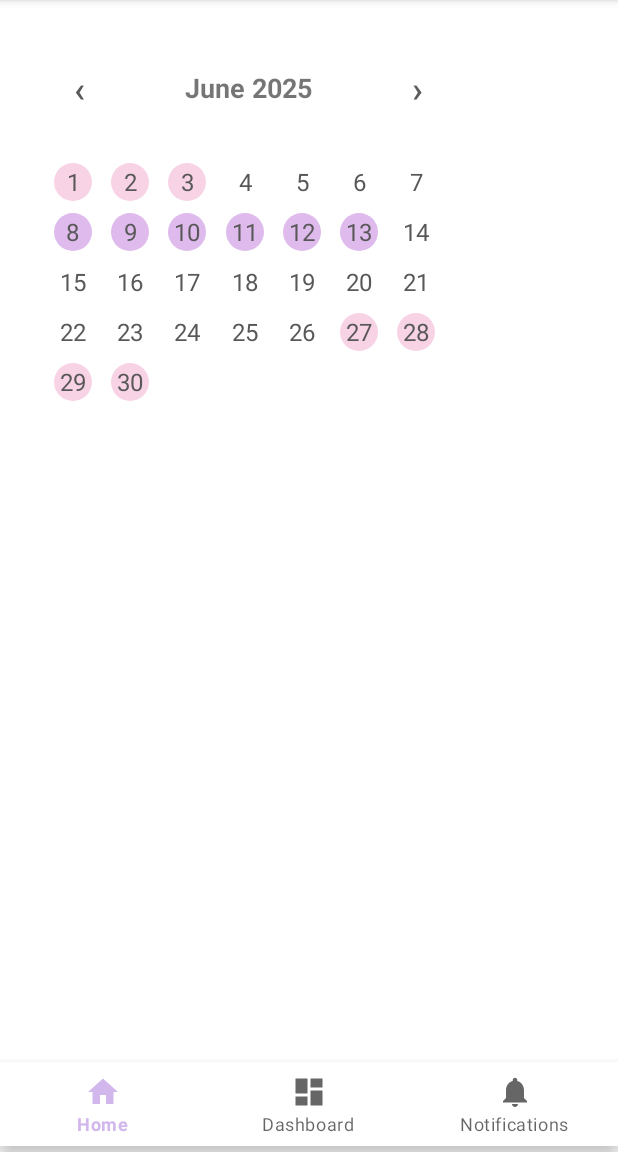
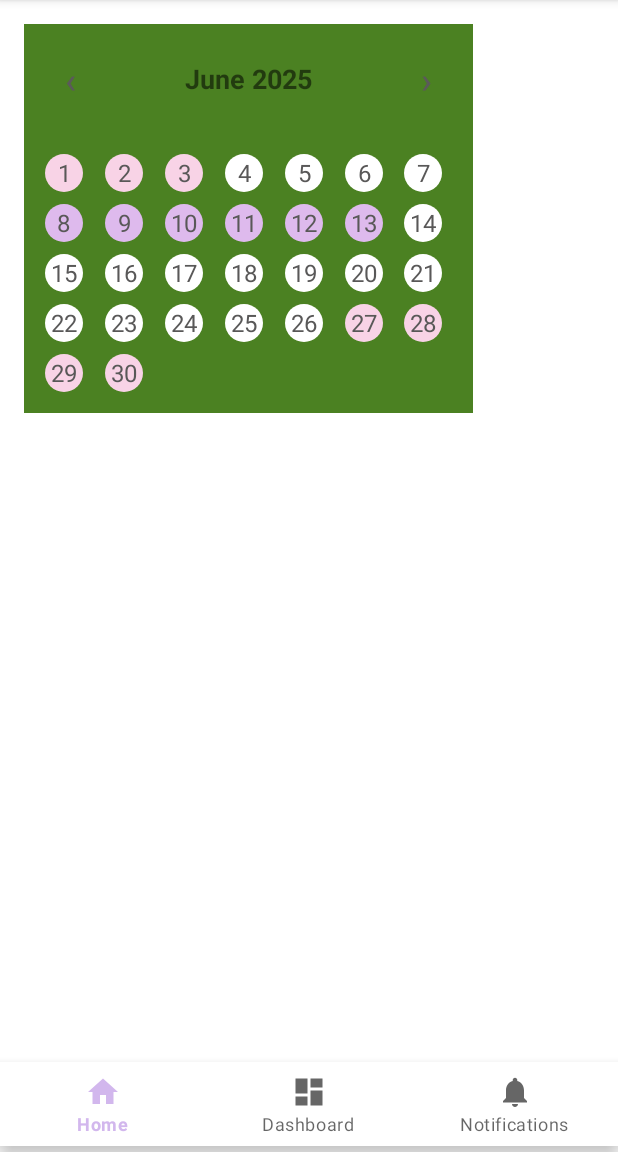
Before and after one commit to mavil323/android-womens-health-app, an Android app: the screen it shows after launch (MainActivity), on a phone screen of 412 x 824 dp, the part 84-1236 px from its top. Run offline under Robolectric (Android 15) with nearby library versions, the phone set to English and light mode, and no system bars; our stand-ins replace Firebase (no records; nobody signed in at launch, a user with empty details on screens opened directly), navigation-ui.

Commit message:
caldender UX/UI

```diff
--- a/app/src/main/res/layout/fragment_calendar.xml
+++ b/app/src/main/res/layout/fragment_calendar.xml
@@ -4,9 +4,9 @@
     android:layout_width="match_parent"
     android:layout_height="match_parent"
     android:orientation="vertical"
-    android:padding="16dp"
-    android:background="@android:color/white"
-    android:gravity="center">
+    android:padding="10dp"
+    android:background="#4B8122"
+    android:gravity="center_vertical">
 
     <!-- Month Header -->
     <LinearLayout
```
